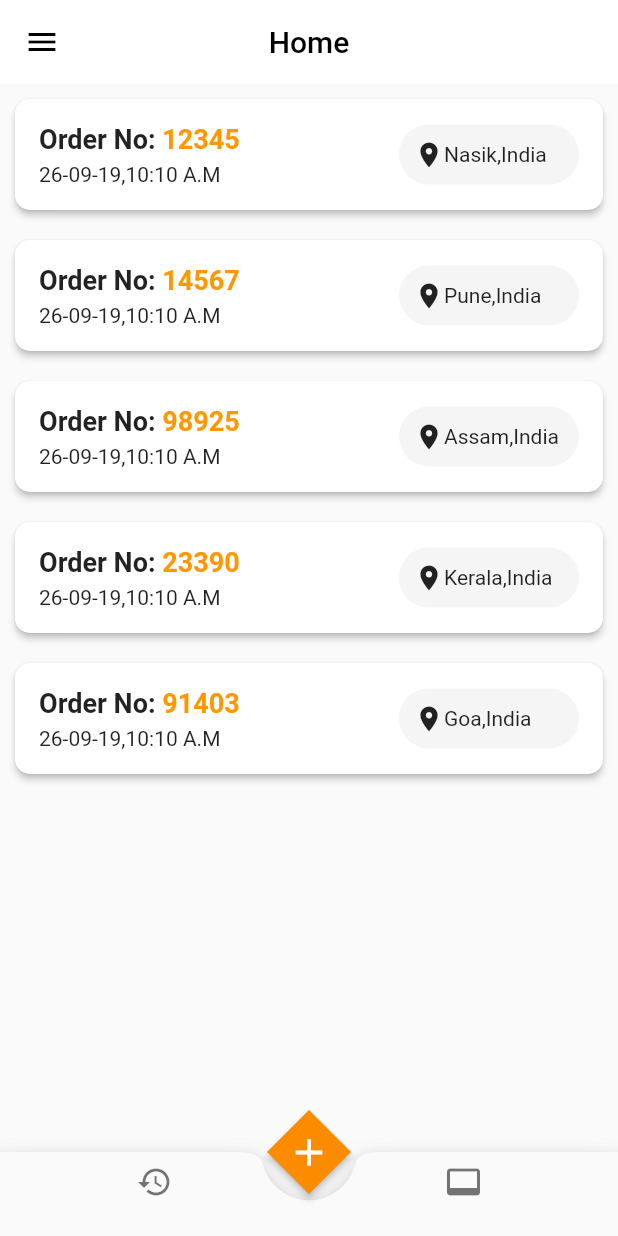
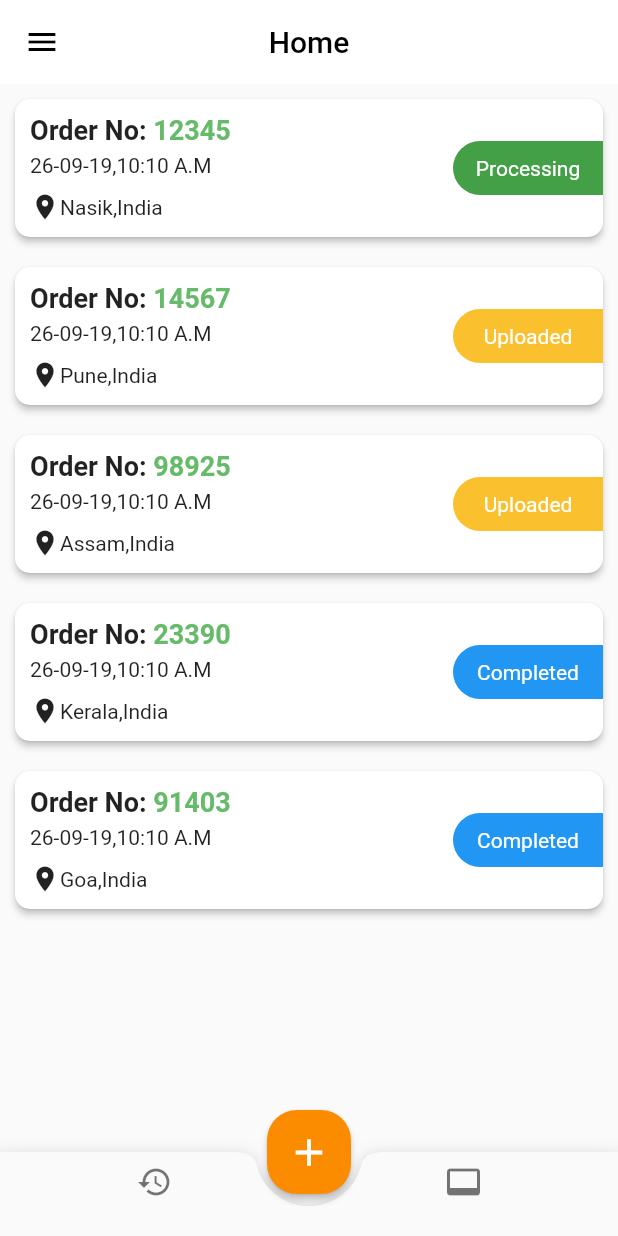
Before and after one commit to yashj-occipitaltech/occipital_project, a Flutter app: the screen it shows after launch, on a phone screen of 412 x 824 dp. Run offline on Flutter 3.47's test engine with Material 2 defaults, Android fonts, the phone set to English and light mode, and no system bars; our stand-ins replace firebase_auth, flutter_image_compress, image_cropper, image_picker; accounts and stored records are empty.

Commit message:
modified orders screen

```diff
--- a/lib/screens/BottomNavigator.dart
+++ b/lib/screens/BottomNavigator.dart
@@ -37,7 +37,7 @@ class _BottomNavigatorState extends State<BottomNavigator> {
         drawer: AppDrawer(),
         floatingActionButtonLocation: FloatingActionButtonLocation.centerDocked,
         floatingActionButton: FloatingActionButton(
-          shape: _DiamondBorder(),
+          shape: RoundedRectangleBorder(borderRadius: BorderRadius.circular(20.0)),
           backgroundColor: Colors.orange[600],
           onPressed: () => Navigator.push(
             context,
@@ -53,7 +53,7 @@ class _BottomNavigatorState extends State<BottomNavigator> {
         bottomNavigationBar: BottomAppBar(
             clipBehavior: Clip.antiAlias,
             shape: CircularNotchedRectangle(),
-            notchMargin: 4.0,
+            notchMargin: 8.0,
             child: BottomNavigationBar(
               selectedItemColor: Colors.black54,
               currentIndex: _currentIndex,
@@ -108,9 +108,15 @@ class _DiamondBorder extends ShapeBorder {
   const _DiamondBorder();
 
   @override
+  ShapeBorder lerpFrom(ShapeBorder a ,double t){
+    return RoundedRectangleBorder(borderRadius: BorderRadius.circular(50.0));
+  }
+  @override
   EdgeInsetsGeometry get dimensions {
     return const EdgeInsets.only();
   }
+
+
 
   @override
   Path getInnerPath(Rect rect, {TextDirection textDirection}) {
@@ -135,4 +141,6 @@ class _DiamondBorder extends ShapeBorder {
   ShapeBorder scale(double t) {
     return null;
   }
+
+
 }
--- a/lib/screens/RecentOrdersScreen.dart
+++ b/lib/screens/RecentOrdersScreen.dart
@@ -10,11 +10,11 @@ class RecentOrdersScreen extends StatelessWidget {
       body: SingleChildScrollView(
           child: Column(
             children: <Widget>[
-              previousDataTiles('12345', 'Nasik,India'),
-              previousDataTiles('14567', 'Pune,India'),
-              previousDataTiles('98925', 'Assam,India'),
-              previousDataTiles('23390', 'Kerala,India'),
-              previousDataTiles('91403', 'Goa,India'),
+              previousDataTiles('12345', 'Nasik,India','Processing'),
+              previousDataTiles('14567', 'Pune,India','Uploaded'),
+              previousDataTiles('98925', 'Assam,India','Uploaded'),
+              previousDataTiles('23390', 'Kerala,India','Completed'),
+              previousDataTiles('91403', 'Goa,India','Completed'),
             ],
           ),
         ),
@@ -23,14 +23,10 @@ class RecentOrdersScreen extends StatelessWidget {
   }
 
  Widget locationTile(String location) {
-    return Container(
-      width: 120.0,
-      padding: EdgeInsets.all(10.0),
-      decoration: BoxDecoration(
-          borderRadius: BorderRadius.circular(45.0), color: Colors.grey[100]),
-      child: Row(
+    return
+       Row(
          mainAxisAlignment: MainAxisAlignment.start,
-        crossAxisAlignment: CrossAxisAlignment.center,
+        // crossAxisAlignment: CrossAxisAlignment.center,
         children: <Widget>[
           Icon(
             Icons.location_on,
@@ -38,11 +34,11 @@ class RecentOrdersScreen extends StatelessWidget {
           ),
           Text('$location')
         ],
-      ),
       );
+
   }
 
-  Widget previousDataTiles(String number, String location) {
+  Widget previousDataTiles(String number, String location,String status) {
     return InkWell(
       onTap: () {},
       child: Card(
@@ -50,13 +46,13 @@ class RecentOrdersScreen extends StatelessWidget {
         margin: EdgeInsets.all(10.0),
         shape: RoundedRectangleBorder(
             borderRadius: BorderRadius.all(Radius.circular(10.0))),
-        child: Padding(
-          padding: const EdgeInsets.all(16.0),
         child: Row(
             mainAxisAlignment: MainAxisAlignment.spaceBetween,
             crossAxisAlignment: CrossAxisAlignment.center,
             children: <Widget>[
-              Column(
+              Padding(
+                padding: const EdgeInsets.all(10.0),
+                child: Column(
                   mainAxisAlignment: MainAxisAlignment.start,
                   crossAxisAlignment: CrossAxisAlignment.start,
                   children: <Widget>[
@@ -72,20 +68,55 @@ class RecentOrdersScreen extends StatelessWidget {
                           style: TextStyle(
                               fontWeight: FontWeight.bold,
                               fontSize: 18.0,
-                            color: Colors.orange),
+                              color: Colors.green[400]),
                         ),
                       ],
                     ),
                     SizedBox(
                       height: 5.0,
                     ),
-                  Text('26-09-19,10:10 A.M')
-                ],
-              ),
+                    Text('26-09-19,10:10 A.M'),
+                    SizedBox(height: 10.0,),
                     locationTile(location)
                   ],
                 ),
               ),
+
+              statusChip(status)
+
+            ],
+          ),
+
+      ),
+    );
+  }
+
+
+
+   Color getColorForStatus(String status) {
+    switch (status) {
+      case 'Uploaded':
+        return Colors.yellow[700];
+        break;
+      case 'Completed':
+        return Colors.blue;
+        break;
+      case 'Processing':
+        return Colors.green[600];
+
+        break;
+    }
+  }
+
+
+  Widget statusChip(String status){
+    return Container(
+      width: 100.0,
+      padding: EdgeInsets.all(10.0),
+      child: Text(status,textAlign: TextAlign.center,style: TextStyle(color: Colors.white),),
+      decoration: BoxDecoration(
+        color: getColorForStatus(status),
+        borderRadius: BorderRadius.only(topLeft: Radius.circular(50.0),bottomLeft: Radius.circular(50.0))
       ),
     );
   }
--- a/pubspec.yaml
+++ b/pubspec.yaml
@@ -29,6 +29,8 @@ dependencies:
   firebase_auth: ^0.14.0+5
 
 dev_dependencies:
+  build_runner: ^1.7.1
+  json_serializable: ^3.2.2
   flutter_test:
     sdk: flutter
 
```
Also changed, not shown: pubspec.lock. Lines whose indentation alone changed are shown as unchanged.
